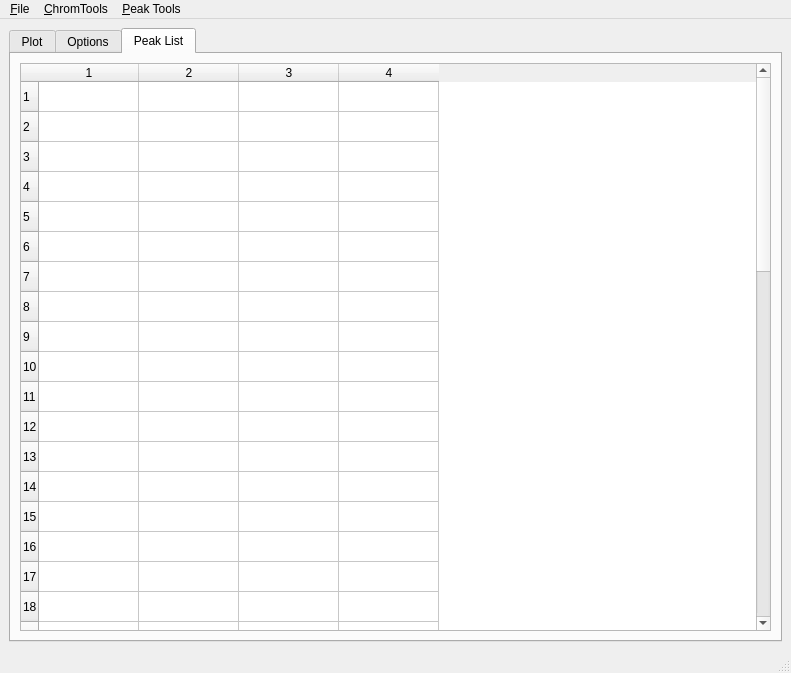
First picture: the form in GCAlign/iterate.ui, repository mfitzp/toolz, before the edit.
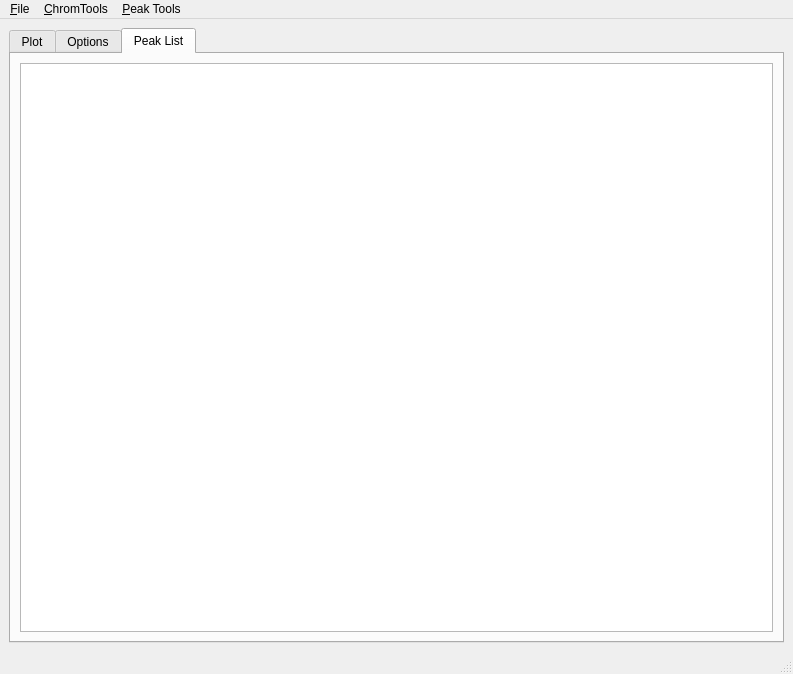
Second picture: the form after the edit. The open tabs and pages were chosen to show the change. Icons and pictures are not drawn. Custom widgets are drawn as their Qt base class.

```diff
--- a/GCAlign/iterate.ui
+++ b/GCAlign/iterate.ui
@@ -5,8 +5,8 @@
    <rect>
     <x>0</x>
     <y>0</y>
-    <width>791</width>
-    <height>673</height>
+    <width>793</width>
+    <height>674</height>
    </rect>
   </property>
   <property name="windowTitle" >
@@ -1010,68 +1010,7 @@
        </attribute>
        <layout class="QHBoxLayout" >
         <item>
-         <widget class="QTableWidget" name="peakTable" >
-          <property name="rowCount" >
-           <number>50</number>
-          </property>
-          <property name="columnCount" >
-           <number>4</number>
-          </property>
-          <row/>
-          <row/>
-          <row/>
-          <row/>
-          <row/>
-          <row/>
-          <row/>
-          <row/>
-          <row/>
-          <row/>
-          <row/>
-          <row/>
-          <row/>
-          <row/>
-          <row/>
-          <row/>
-          <row/>
-          <row/>
-          <row/>
-          <row/>
-          <row/>
-          <row/>
-          <row/>
-          <row/>
-          <row/>
-          <row/>
-          <row/>
-          <row/>
-          <row/>
-          <row/>
-          <row/>
-          <row/>
-          <row/>
-          <row/>
-          <row/>
-          <row/>
-          <row/>
-          <row/>
-          <row/>
-          <row/>
-          <row/>
-          <row/>
-          <row/>
-          <row/>
-          <row/>
-          <row/>
-          <row/>
-          <row/>
-          <row/>
-          <row/>
-          <column/>
-          <column/>
-          <column/>
-          <column/>
-         </widget>
+         <widget class="CustomTable" name="tabPeakTable" />
         </item>
        </layout>
       </widget>
@@ -1084,7 +1023,7 @@
     <rect>
      <x>0</x>
      <y>0</y>
-     <width>791</width>
+     <width>793</width>
      <height>21</height>
     </rect>
    </property>
@@ -1172,6 +1111,11 @@
    <header>mpl_image_widget</header>
    <container>1</container>
   </customwidget>
+  <customwidget>
+   <class>CustomTable</class>
+   <extends>QTableWidget</extends>
+   <header>customTable</header>
+  </customwidget>
  </customwidgets>
  <resources>
   <include location="icons.qrc" />
```
Left out of the diff: 82 changed lines with no effect on the pictures. Lines whose indentation alone changed are shown as unchanged.
